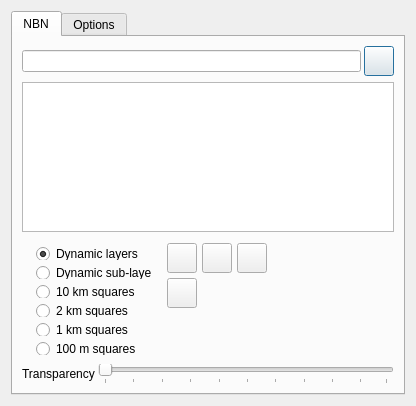
Old version of the form TomBio/ui_nbn.ui in the repository FieldStudiesCouncil/QGIS-Biological-Recording-Tools.
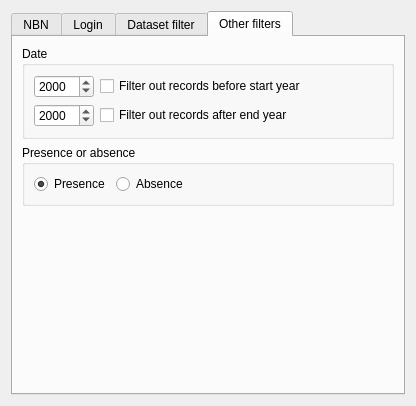
New version of the form. The open tabs and pages were chosen to show the change. Icons and pictures are not drawn.

What changed in the file:
```diff
--- a/TomBio/ui_nbn.ui
+++ b/TomBio/ui_nbn.ui
@@ -447,7 +447,7 @@
      </widget>
      <widget class="QWidget" name="tabOptions">
       <attribute name="title">
-       <string>Options</string>
+       <string>Login</string>
       </attribute>
       <layout class="QVBoxLayout" name="verticalLayout_4">
        <item>
@@ -623,6 +623,260 @@
        </item>
       </layout>
      </widget>
+     <widget class="QWidget" name="tab_2">
+      <attribute name="title">
+       <string>Dataset filter</string>
+      </attribute>
+      <layout class="QVBoxLayout" name="verticalLayout_7">
+       <item>
+        <widget class="QTreeWidget" name="twDatasets">
+         <property name="toolTip">
+          <string>&lt;html&gt;&lt;head/&gt;&lt;body&gt;&lt;p&gt;NBN Datasets - select to filter&lt;/p&gt;&lt;/body&gt;&lt;/html&gt;</string>
+         </property>
+         <property name="headerHidden">
+          <bool>true</bool>
+         </property>
+         <property name="columnCount">
+          <number>1</number>
+         </property>
+         <attribute name="headerVisible">
+          <bool>false</bool>
+         </attribute>
+         <attribute name="headerStretchLastSection">
+          <bool>true</bool>
+         </attribute>
+         <column>
+          <property name="text">
+           <string notr="true">1</string>
+          </property>
+         </column>
+        </widget>
+       </item>
+       <item>
+        <widget class="QLabel" name="lblDatasetFilter">
+         <property name="font">
+          <font>
+           <weight>75</weight>
+           <bold>true</bold>
+          </font>
+         </property>
+         <property name="autoFillBackground">
+          <bool>false</bool>
+         </property>
+         <property name="text">
+          <string>lblDatasetFilter</string>
+         </property>
+         <property name="wordWrap">
+          <bool>true</bool>
+         </property>
+        </widget>
+       </item>
+       <item>
+        <layout class="QHBoxLayout" name="horizontalLayout_9">
+         <item>
+          <spacer name="horizontalSpacer_2">
+           <property name="orientation">
+            <enum>Qt::Horizontal</enum>
+           </property>
+           <property name="sizeHint" stdset="0">
+            <size>
+             <width>40</width>
+             <height>20</height>
+            </size>
+           </property>
+          </spacer>
+         </item>
+         <item>
+          <widget class="QPushButton" name="pbUncheckAll">
+           <property name="minimumSize">
+            <size>
+             <width>65</width>
+             <height>0</height>
+            </size>
+           </property>
+           <property name="maximumSize">
+            <size>
+             <width>65</width>
+             <height>16777215</height>
+            </size>
+           </property>
+           <property name="toolTip">
+            <string>Uncheck all items</string>
+           </property>
+           <property name="text">
+            <string>Uncheck all</string>
+           </property>
+          </widget>
+         </item>
+         <item>
+          <widget class="QPushButton" name="pbRefreshDatasets">
+           <property name="text">
+            <string>Refresh from NBN</string>
+           </property>
+          </widget>
+         </item>
+        </layout>
+       </item>
+      </layout>
+     </widget>
+     <widget class="QWidget" name="tab">
+      <attribute name="title">
+       <string>Other filters</string>
+      </attribute>
+      <layout class="QVBoxLayout" name="verticalLayout_6">
+       <item>
+        <widget class="QGroupBox" name="groupBox">
+         <property name="title">
+          <string>Date</string>
+         </property>
+         <layout class="QVBoxLayout" name="verticalLayout_5">
+          <item>
+           <layout class="QHBoxLayout" name="horizontalLayout_6">
+            <item>
+             <widget class="QSpinBox" name="sbStartYear">
+              <property name="sizePolicy">
+               <sizepolicy hsizetype="Fixed" vsizetype="Fixed">
+                <horstretch>0</horstretch>
+                <verstretch>0</verstretch>
+               </sizepolicy>
+              </property>
+              <property name="minimumSize">
+               <size>
+                <width>60</width>
+                <height>0</height>
+               </size>
+              </property>
+              <property name="toolTip">
+               <string>Specify start year</string>
+              </property>
+              <property name="minimum">
+               <number>1600</number>
+              </property>
+              <property name="maximum">
+               <number>2100</number>
+              </property>
+              <property name="singleStep">
+               <number>1</number>
+              </property>
+              <property name="value">
+               <number>2000</number>
+              </property>
+             </widget>
+            </item>
+            <item>
+             <widget class="QCheckBox" name="cbStartYear">
+              <property name="toolTip">
+               <string>&lt;html&gt;&lt;head/&gt;&lt;body&gt;&lt;p&gt;Check box to filter out records before given start year.&lt;/p&gt;&lt;/body&gt;&lt;/html&gt;</string>
+              </property>
+              <property name="text">
+               <string>Filter out records before start year</string>
+              </property>
+             </widget>
+            </item>
+           </layout>
+          </item>
+          <item>
+           <layout class="QHBoxLayout" name="horizontalLayout_7">
+            <item>
+             <widget class="QSpinBox" name="sbEndYear">
+              <property name="sizePolicy">
+               <sizepolicy hsizetype="Fixed" vsizetype="Fixed">
+                <horstretch>0</horstretch>
+                <verstretch>0</verstretch>
+               </sizepolicy>
+              </property>
+              <property name="minimumSize">
+               <size>
+                <width>60</width>
+                <height>0</height>
+               </size>
+              </property>
+              <property name="toolTip">
+               <string>Specify end year</string>
+              </property>
+              <property name="minimum">
+               <number>1600</number>
+              </property>
+              <property name="maximum">
+               <number>2100</number>
+              </property>
+              <property name="singleStep">
+               <number>1</number>
+              </property>
+              <property name="value">
+               <number>2000</number>
+              </property>
+             </widget>
+            </item>
+            <item>
+             <widget class="QCheckBox" name="cbEndYear">
+              <property name="toolTip">
+               <string>&lt;html&gt;&lt;head/&gt;&lt;body&gt;&lt;p&gt;Check box to filter out records after given end year.&lt;/p&gt;&lt;/body&gt;&lt;/html&gt;</string>
+              </property>
+              <property name="text">
+               <string>Filter out records after end year</string>
+              </property>
+             </widget>
+            </item>
+           </layout>
+          </item>
+         </layout>
+        </widget>
+       </item>
+       <item>
+        <widget class="QGroupBox" name="groupBox_2">
+         <property name="title">
+          <string>Presence or absence</string>
+         </property>
+         <layout class="QHBoxLayout" name="horizontalLayout_8">
+          <item>
+           <widget class="QRadioButton" name="rbPresence">
+            <property name="text">
+             <string>Presence</string>
+            </property>
+            <property name="checked">
+             <bool>true</bool>
+            </property>
+           </widget>
+          </item>
+          <item>
+           <widget class="QRadioButton" name="rbAbsence">
+            <property name="text">
+             <string>Absence</string>
+            </property>
+           </widget>
+          </item>
+          <item>
+           <spacer name="horizontalSpacer">
+            <property name="orientation">
+             <enum>Qt::Horizontal</enum>
+            </property>
+            <property name="sizeHint" stdset="0">
+             <size>
+              <width>208</width>
+              <height>20</height>
+             </size>
+            </property>
+           </spacer>
+          </item>
+         </layout>
+        </widget>
+       </item>
+       <item>
+        <spacer name="verticalSpacer_2">
+         <property name="orientation">
+          <enum>Qt::Vertical</enum>
+         </property>
+         <property name="sizeHint" stdset="0">
+          <size>
+           <width>20</width>
+           <height>190</height>
+          </size>
+         </property>
+        </spacer>
+       </item>
+      </layout>
+     </widget>
     </widget>
    </item>
   </layout>
```
Left out of the diff: 37 changed lines with no effect on the pictures.
